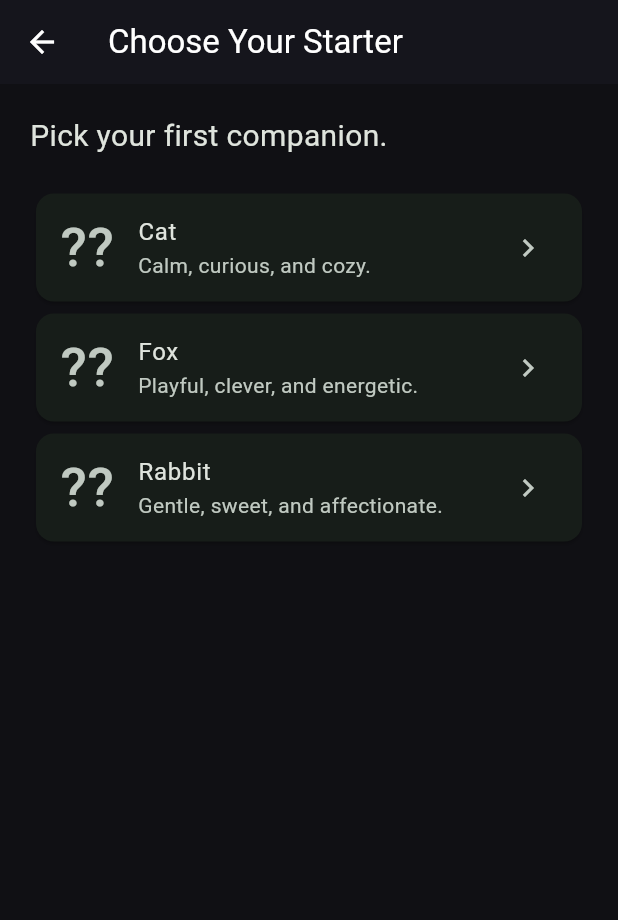
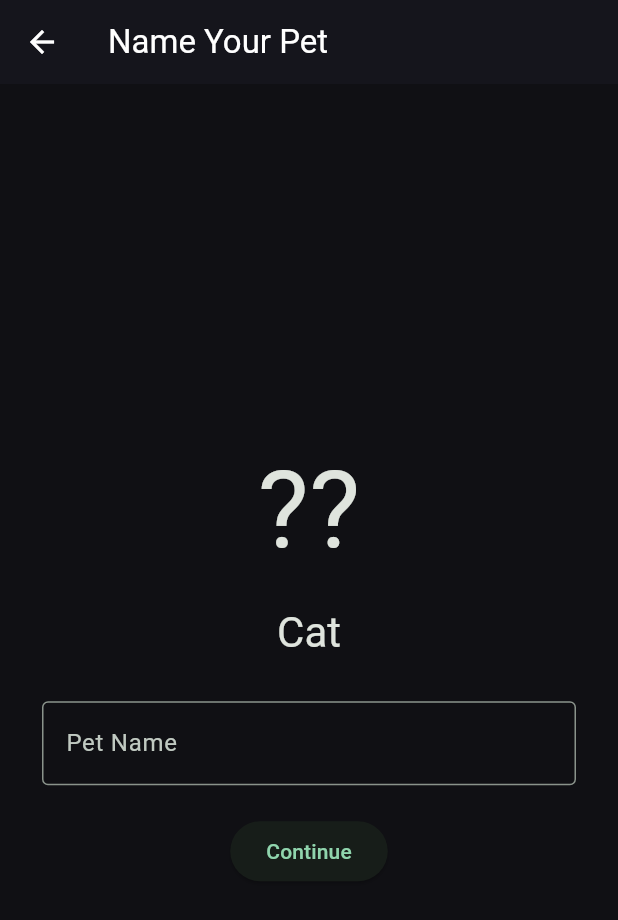
Before and after one commit to fincazerostudio/bytepet, a Flutter app: the StarterPetSelectionScreen screen opened directly, after a tap on "??", on a phone screen of 412 x 824 dp. Shown: the top 920 px of the screen. Run offline on Flutter 3.47's test engine with Material 3 defaults, Android fonts, the phone set to English and light mode, and no system bars; our stand-ins replace shared_preferences; accounts and stored records are empty.

Commit message:
Add pet naming and creation flow

```diff
--- /dev/null
+++ b/lib/app/ui/screens/name_pet_screen.dart
@@ -0,0 +1,105 @@
+import 'package:flutter/material.dart';
+
+import '../../../game/data/pet_repository.dart';
+import '../../../game/domain/entities/pet.dart';
+import '../../../game/domain/entities/stat.dart';
+import '../developer_sandbox.dart';
+
+class NamePetScreen extends StatefulWidget {
+  final String starterName;
+  final String starterIcon;
+
+  const NamePetScreen({
+    super.key,
+    required this.starterName,
+    required this.starterIcon,
+  });
+
+  @override
+  State<NamePetScreen> createState() => _NamePetScreenState();
+}
+
+class _NamePetScreenState extends State<NamePetScreen> {
+  final TextEditingController nameController = TextEditingController();
+  final PetRepository repository = PetRepository();
+
+  @override
+  void dispose() {
+    nameController.dispose();
+    super.dispose();
+  }
+
+  Future<void> continueToRoom() async {
+    final petName = nameController.text.trim();
+
+    if (petName.isEmpty) {
+      return;
+    }
+
+    final now = DateTime.now();
+
+    final pet = Pet(
+      name: petName,
+      growthStage: GrowthStage.baby,
+      hunger: Stat(25),
+      happiness: Stat(85),
+      energy: Stat(90),
+      health: Stat(100),
+      cleanliness: Stat(95),
+      createdAt: now,
+      lastUpdatedAt: now,
+    );
+
+    await repository.savePet(pet);
+
+    if (!mounted) {
+      return;
+    }
+
+    Navigator.of(context).pushAndRemoveUntil(
+      MaterialPageRoute(
+        builder: (_) => const DeveloperSandbox(),
+      ),
+      (_) => false,
+    );
+  }
+
+  @override
+  Widget build(BuildContext context) {
+    return Scaffold(
+      appBar: AppBar(
+        title: const Text('Name Your Pet'),
+      ),
+      body: Padding(
+        padding: const EdgeInsets.all(28),
+        child: Column(
+          mainAxisAlignment: MainAxisAlignment.center,
+          children: [
+            Text(
+              widget.starterIcon,
+              style: const TextStyle(fontSize: 72),
+            ),
+            const SizedBox(height: 12),
+            Text(
+              widget.starterName,
+              style: Theme.of(context).textTheme.headlineMedium,
+            ),
+            const SizedBox(height: 28),
+            TextField(
+              controller: nameController,
+              decoration: const InputDecoration(
+                labelText: 'Pet Name',
+                border: OutlineInputBorder(),
+              ),
+            ),
+            const SizedBox(height: 20),
+            ElevatedButton(
+              onPressed: continueToRoom,
+              child: const Text('Continue'),
+            ),
+          ],
+        ),
+      ),
+    );
+  }
+}
--- a/lib/app/ui/screens/starter_pet_selection_screen.dart
+++ b/lib/app/ui/screens/starter_pet_selection_screen.dart
@@ -1,7 +1,24 @@
 import 'package:flutter/material.dart';
+
+import 'name_pet_screen.dart';
 
 class StarterPetSelectionScreen extends StatelessWidget {
   const StarterPetSelectionScreen({super.key});
+
+  void chooseStarter(
+    BuildContext context, {
+    required String icon,
+    required String name,
+  }) {
+    Navigator.of(context).push(
+      MaterialPageRoute(
+        builder: (_) => NamePetScreen(
+          starterIcon: icon,
+          starterName: name,
+        ),
+      ),
+    );
+  }
 
   Widget starterCard({
     required BuildContext context,
@@ -18,7 +35,11 @@ class StarterPetSelectionScreen extends StatelessWidget {
         title: Text(name),
         subtitle: Text(description),
         trailing: const Icon(Icons.chevron_right),
-        onTap: () {},
+        onTap: () => chooseStarter(
+          context,
+          icon: icon,
+          name: name,
+        ),
       ),
     );
   }
```
